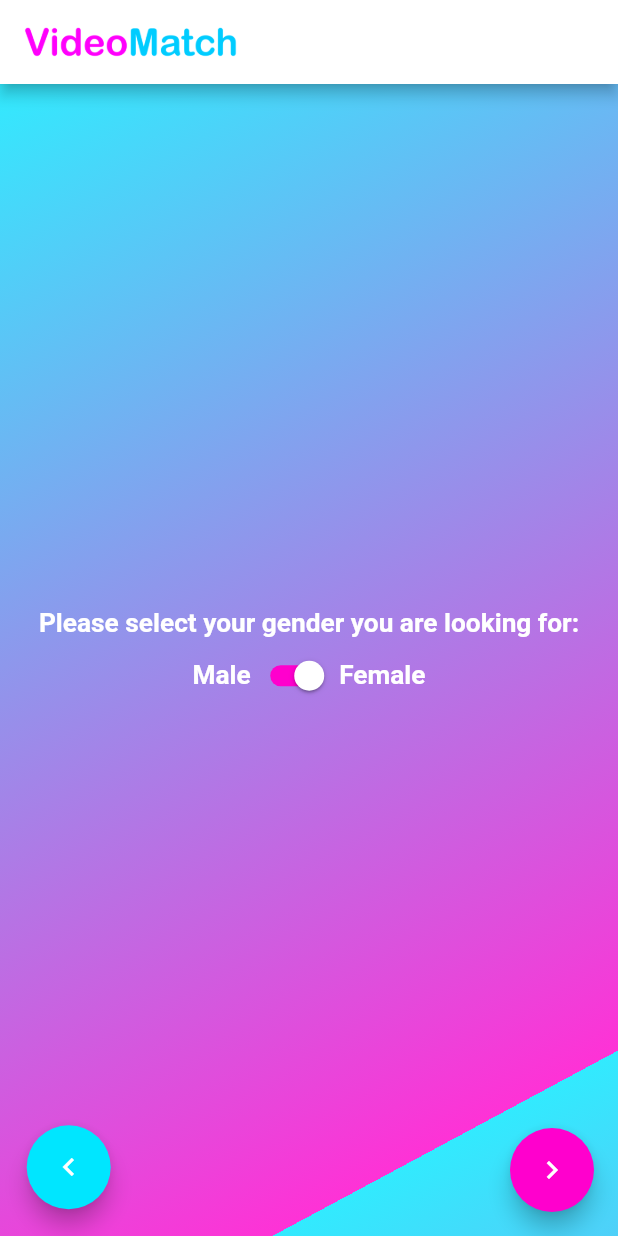
After one commit to kev2513/video_match, a Flutter app: the screen it shows after launch, swiped to page 4, on a phone screen of 412 x 824 dp. The commit adds this screen. Run offline on Flutter 3.47's test engine with Material 2 defaults, Android fonts, the phone set to English and light mode, and no system bars; our stand-ins replace camera, firebase_auth, firebase_storage, google_sign_in, video_player; accounts and stored records are empty.

Commit message:
add createProfile (not complete)

```diff
--- a/lib/main.dart
+++ b/lib/main.dart
@@ -1,6 +1,8 @@
 import 'package:flutter/material.dart';
 import 'package:flutter/services.dart';
-import 'package:video_match/screen/createVideo.dart';
+import 'package:video_match/screen/createProfile.dart';
+import 'package:video_match/screen/homeScreen.dart';
+import 'package:video_match/screen/loginScreen.dart';
 import 'package:video_match/utils/colors.dart';
 
 Future<void> main() async {
@@ -15,6 +17,8 @@ class MyApp extends StatelessWidget {
     return MaterialApp(
       title: 'Video Match',
       theme: ThemeData(
+          accentColor: secondaryColor,
+          primaryColor: mainColor,
           appBarTheme: AppBarTheme(color: Colors.white),
           sliderTheme: SliderThemeData(
               activeTrackColor: mainColor,
@@ -22,7 +26,7 @@ class MyApp extends StatelessWidget {
               thumbColor: Colors.white),
           floatingActionButtonTheme:
               FloatingActionButtonThemeData(backgroundColor: mainColor)),
-      home: CreateVideoScreen(),
+      home: CreateProfile(),
     );
   }
 }
--- /dev/null
+++ b/lib/screen/createProfile.dart
@@ -0,0 +1,170 @@
+import 'package:flutter/material.dart';
+import 'package:video_match/screen/homeScreen.dart';
+import 'package:video_match/utils/colors.dart';
+
+class CreateProfile extends StatefulWidget {
+  @override
+  _CreateProfileState createState() => _CreateProfileState();
+}
+
+class _CreateProfileState extends State<CreateProfile> {
+  PageController _pageController = PageController();
+  TextEditingController _textEditingControllerFirstName =
+      TextEditingController();
+  DateTime _age;
+  bool _gender = true;
+  bool _genderLockingFor = false;
+
+  @override
+  Widget build(BuildContext context) {
+    return VMScaffold(
+      colorfulBackground: true,
+      child: Stack(
+        children: <Widget>[
+          PageView(
+            controller: _pageController,
+            physics: NeverScrollableScrollPhysics(),
+            children: <Widget>[
+              InnerPageUserData(
+                children: <Widget>[
+                  Text(
+                    "Please enter your first name:",
+                  ),
+                  TextField(
+                    controller: _textEditingControllerFirstName,
+                    autofocus: true,
+                    maxLength: 20,
+                    style: TextStyle(color: Colors.white),
+                    onSubmitted: (_) {
+                      _pageController.nextPage(
+                          duration: Duration(milliseconds: 200),
+                          curve: Curves.decelerate);
+                    },
+                  )
+                ],
+              ),
+              InnerPageUserData(
+                children: <Widget>[
+                  Text(
+                    "Please enter your age:",
+                  ),
+                  FlatButton(
+                    child: Text(
+                      "Select age",
+                      style: TextStyle(color: Colors.white),
+                    ),
+                    color: secondaryColor,
+                    onPressed: () async {
+                      _age = await showDatePicker(
+                        context: context,
+                        initialDate:
+                            DateTime.now().subtract(Duration(days: 356 * 18)),
+                        firstDate:
+                            DateTime.now().subtract(Duration(days: 356 * 80)),
+                        lastDate:
+                            DateTime.now().subtract(Duration(days: 356 * 18)),
+                      );
+                    },
+                  )
+                ],
+              ),
+              InnerPageUserData(
+                children: <Widget>[
+                  Text(
+                    "Please select your gender:",
+                  ),
+                  Row(
+                    mainAxisAlignment: MainAxisAlignment.center,
+                    children: <Widget>[
+                      Text("Male"),
+                      Theme(
+                        data: ThemeData(accentColor: Colors.white),
+                        child: Switch(
+                          value: !_gender,
+                          onChanged: (newGender) {
+                            setState(() {
+                              _gender = !newGender;
+                              _genderLockingFor = newGender;
+                            });
+                          },
+                          inactiveTrackColor: mainColor,
+                          activeTrackColor: secondaryColor,
+                        ),
+                      ),
+                      Text("Female")
+                    ],
+                  )
+                ],
+              ),
+              InnerPageUserData(
+                children: <Widget>[
+                  Text(
+                    "Please select your gender you are looking for:",
+                  ),
+                  Row(
+                    mainAxisAlignment: MainAxisAlignment.center,
+                    children: <Widget>[
+                      Text("Male"),
+                      Theme(
+                        data: ThemeData(accentColor: Colors.white),
+                        child: Switch(
+                          value: !_genderLockingFor,
+                          onChanged: (newGender) {
+                            setState(() {
+                              _genderLockingFor = !newGender;
+                            });
+                          },
+                          inactiveTrackColor: mainColor,
+                          activeTrackColor: secondaryColor,
+                        ),
+                      ),
+                      Text("Female")
+                    ],
+                  )
+                ],
+              ),
+            ],
+          ),
+          Align(
+            alignment: Alignment(-.9, .95),
+            child: FloatingActionButton(
+                child: Icon(Icons.navigate_before),
+                onPressed: () {
+                  _pageController.previousPage(
+                      duration: Duration(milliseconds: 200),
+                      curve: Curves.decelerate);
+                }),
+          ),
+        ],
+      ),
+      floatingActionButton: FloatingActionButton(
+        child: Icon(Icons.navigate_next),
+        backgroundColor: secondaryColor,
+        onPressed: () {
+          _pageController.nextPage(
+              duration: Duration(milliseconds: 200), curve: Curves.decelerate);
+        },
+      ),
+    );
+  }
+}
+
+class InnerPageUserData extends StatelessWidget {
+  InnerPageUserData({this.children});
+  final List<Widget> children;
+  @override
+  Widget build(BuildContext context) {
+    return Center(
+      child: Padding(
+        padding: EdgeInsets.all(20),
+        child: Material(
+          color: Colors.transparent,
+          textStyle: TextStyle(
+              color: Colors.white, fontSize: 17.5, fontWeight: FontWeight.bold),
+          child: Column(
+              mainAxisAlignment: MainAxisAlignment.center, children: children),
+        ),
+      ),
+    );
+  }
+}
--- /dev/null
+++ b/lib/screen/homeScreen.dart
@@ -0,0 +1,61 @@
+import 'package:flutter/material.dart';
+import 'package:video_match/screen/createVideo.dart';
+import 'package:video_match/screen/playVideo.dart';
+import 'package:video_match/utils/colors.dart';
+
+class HomeScreen extends StatefulWidget {
+  @override
+  _HomeScreenState createState() => _HomeScreenState();
+}
+
+class _HomeScreenState extends State<HomeScreen> {
+  @override
+  Widget build(BuildContext context) {
+    return VMScaffold(
+        child: PageView(
+      children: <Widget>[PlayVideo(), CreateVideo()],
+    ));
+  }
+}
+
+class VMScaffold extends StatefulWidget {
+  VMScaffold({this.child, this.floatingActionButton, this.colorfulBackground = false});
+  final Widget child;
+  final Widget floatingActionButton;
+  final bool colorfulBackground;
+  @override
+  _VMScaffoldState createState() => _VMScaffoldState();
+}
+
+class _VMScaffoldState extends State<VMScaffold> {
+  @override
+  Widget build(BuildContext context) {
+    return Scaffold(
+      appBar: AppBar(
+        title: Image.asset(
+          "assets/app_lable.png",
+          height: 40,
+        ),
+      ),
+      body: Stack(children: <Widget>[
+        (widget.colorfulBackground)
+            ? Container(
+                decoration: BoxDecoration(
+                  gradient: LinearGradient(
+                    begin: Alignment.topLeft,
+                    end: Alignment(.75, .75),
+                    colors: [
+                      mainColor.withOpacity(.8),
+                      secondaryColor.withOpacity(.8)
+                    ],
+                    tileMode: TileMode.repeated,
+                  ),
+                ),
+              )
+            : Container(),
+        widget.child
+      ]),
+      floatingActionButton: widget.floatingActionButton,
+    );
+  }
+}
```
